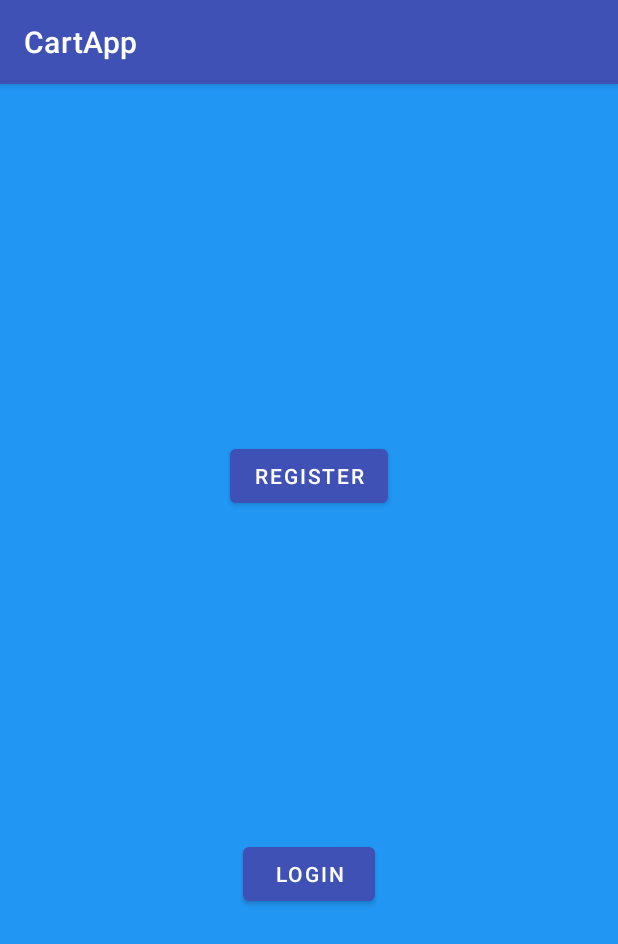
After one commit to Foxxich/ShoppingApp, an Android app: the LoginActivity screen opened directly, with no data from a screen before it, on a phone screen of 412 x 824 dp. The commit adds this screen. Shown: the top 944 px of the screen. Run offline under Robolectric (Android 15) with nearby library versions, the phone set to English and light mode, and no system bars.

Commit message:
Added login page, saved preferences

```diff
--- /dev/null
+++ b/app/src/main/java/com/example/shoppingapp/account/LoginActivity.kt
@@ -0,0 +1,50 @@
+package com.example.shoppingapp.account
+
+import android.content.Context
+import android.content.Intent
+import androidx.appcompat.app.AppCompatActivity
+import android.os.Bundle
+import android.view.View
+import com.example.shoppingapp.MainActivity
+import com.example.shoppingapp.R
+
+class LoginActivity : AppCompatActivity() {
+
+    private val MY_PREFS_NAME = "USER"
+
+    override fun onCreate(savedInstanceState: Bundle?) {
+
+        super.onCreate(savedInstanceState)
+        setContentView(R.layout.activity_login)
+
+        val prefs =  getSharedPreferences(MY_PREFS_NAME, Context.MODE_PRIVATE) //check if user logged before
+        val name =
+            prefs.getString("name", "No name defined") //"No name defined" is the default value.
+        if(name != "No name defined") { //case if user logged before
+            val intent = Intent(this, MainActivity::class.java).apply {
+                putExtra("userName", name)
+            }
+            startActivity(intent)
+        }
+    }
+
+    /*
+     * Log to the account
+     */
+    fun loginToAccount(view: View) {
+        val intent = Intent(this, AccountActivity::class.java).apply {
+            putExtra("openAccount","login")
+        }
+        startActivity(intent)
+    }
+
+    /*
+     * Register new account
+     */
+    fun registerAccount(view: View) {
+        val intent = Intent(this, AccountActivity::class.java).apply {
+            putExtra("openAccount","register")
+        }
+        startActivity(intent)
+    }
+}
--- a/app/src/main/java/com/example/shoppingapp/details/ProductDetailsActivity.kt
+++ b/app/src/main/java/com/example/shoppingapp/details/ProductDetailsActivity.kt
@@ -4,7 +4,7 @@ import android.os.Bundle
 import android.util.Log
 import android.widget.ImageView
 import androidx.appcompat.app.AppCompatActivity
-import com.example.cartapp.model.ProductsModel
+import com.example.shoppingapp.model.ProductsModel
 import com.example.shoppingapp.R
 import com.google.firebase.database.DataSnapshot
 import com.google.firebase.database.DatabaseError
--- a/app/src/main/java/com/example/shoppingapp/listener/ProductsLoadListener.kt
+++ b/app/src/main/java/com/example/shoppingapp/listener/ProductsLoadListener.kt
@@ -1,7 +1,6 @@
 package com.example.shoppingapp.listener
 
-import android.os.Message
-import com.example.cartapp.model.ProductsModel
+import com.example.shoppingapp.model.ProductsModel
 
 interface ProductsLoadListener {
     fun onProductsLoadSuccess(productsLoadListener:List<ProductsModel>?)
--- a/app/src/main/java/com/example/shoppingapp/model/ProductsModel.kt
+++ b/app/src/main/java/com/example/shoppingapp/model/ProductsModel.kt
@@ -1,4 +1,4 @@
-package com.example.cartapp.model
+package com.example.shoppingapp.model
 
 class ProductsModel {
     var key:String?=null
--- /dev/null
+++ b/app/src/main/res/layout/activity_login.xml
@@ -0,0 +1,40 @@
+<?xml version="1.0" encoding="utf-8"?>
+<androidx.constraintlayout.widget.ConstraintLayout xmlns:android="http://schemas.android.com/apk/res/android"
+    xmlns:app="http://schemas.android.com/apk/res-auto"
+    xmlns:tools="http://schemas.android.com/tools"
+    android:layout_width="match_parent"
+    android:layout_height="match_parent"
+    android:background="#2196F3"
+    tools:context=".account.LoginActivity">
+
+    <ImageView
+        android:id="@+id/logoImage"
+        android:layout_width="wrap_content"
+        android:layout_height="wrap_content"
+        app:layout_constraintStart_toStartOf="parent"
+        app:layout_constraintTop_toTopOf="parent" />
+
+    <Button
+        android:id="@+id/registerButton"
+        android:layout_width="wrap_content"
+        android:layout_height="wrap_content"
+        android:layout_marginTop="20dp"
+        android:onClick="registerAccount"
+        android:text="Register"
+        app:layout_constraintBottom_toTopOf="@id/loginButton"
+        app:layout_constraintEnd_toEndOf="parent"
+        app:layout_constraintStart_toStartOf="parent"
+        app:layout_constraintTop_toBottomOf="@id/logoImage" />
+
+    <Button
+        android:id="@+id/loginButton"
+        android:layout_width="wrap_content"
+        android:layout_height="wrap_content"
+        android:onClick="loginToAccount"
+        android:text="Login"
+        app:layout_constraintBottom_toBottomOf="parent"
+        app:layout_constraintEnd_toEndOf="parent"
+        app:layout_constraintStart_toStartOf="parent"
+        app:layout_constraintTop_toBottomOf="@+id/registerButton" />
+
+</androidx.constraintlayout.widget.ConstraintLayout>
--- a/app/src/main/res/menu/navigation_menu.xml
+++ b/app/src/main/res/menu/navigation_menu.xml
@@ -5,6 +5,12 @@
     <item android:id="@+id/maps_item"
         android:title="@string/maps" />
 
+    <item android:id="@+id/account_item"
+        android:title="@string/account" />
+
+    <item android:id="@+id/logout_item"
+        android:title="@string/logout" />
+
     <item
         android:id="@+id/refresh_button"
         android:icon="@drawable/refresh_icon"
--- a/app/src/main/res/values/strings.xml
+++ b/app/src/main/res/values/strings.xml
@@ -6,4 +6,6 @@
     <string name="_1_0_z">1.0 zł</string>
     <string name="gra">Gra</string>
     <string name="title_activity_maps">Map</string>
+    <string name="logout">Logout</string>
+    <string name="account">Account</string>
 </resources>
```
Also changed, not shown: app/build.gradle (+10 -3 lines), app/src/debug/res/values/google_maps_api.xml (+0 -21 lines), app/src/main/AndroidManifest.xml (+11 -3 lines), app/src/main/java/com/example/shoppingapp/MainActivity.kt (+38 -5 lines), app/src/main/java/com/example/shoppingapp/ProductsAdapter.kt (+4 -3 lines), app/src/main/java/com/example/shoppingapp/account/AccountActivity.kt (added, +126 -0 lines), app/src/main/java/com/example/shoppingapp/menu_activities/UserData.kt (added, +12 -0 lines), app/src/main/res/layout/activity_account.xml (added, +63 -0 lines), app/src/main/res/layout/activity_user_data.xml (added, +9 -0 lines), 1 other file.
